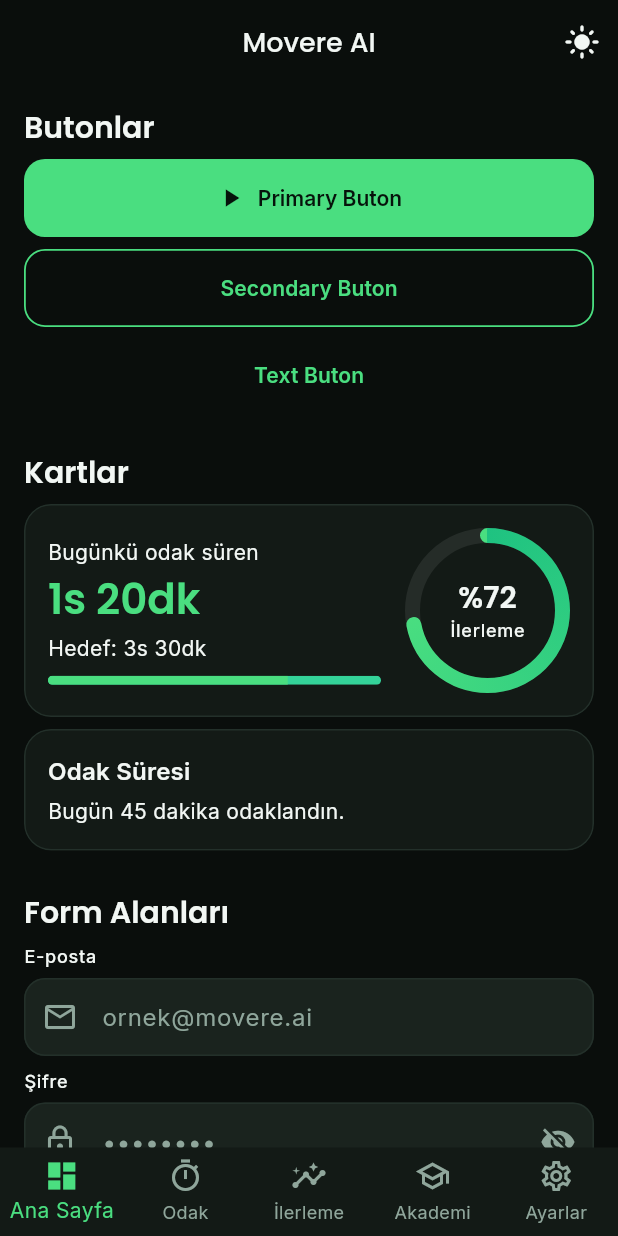
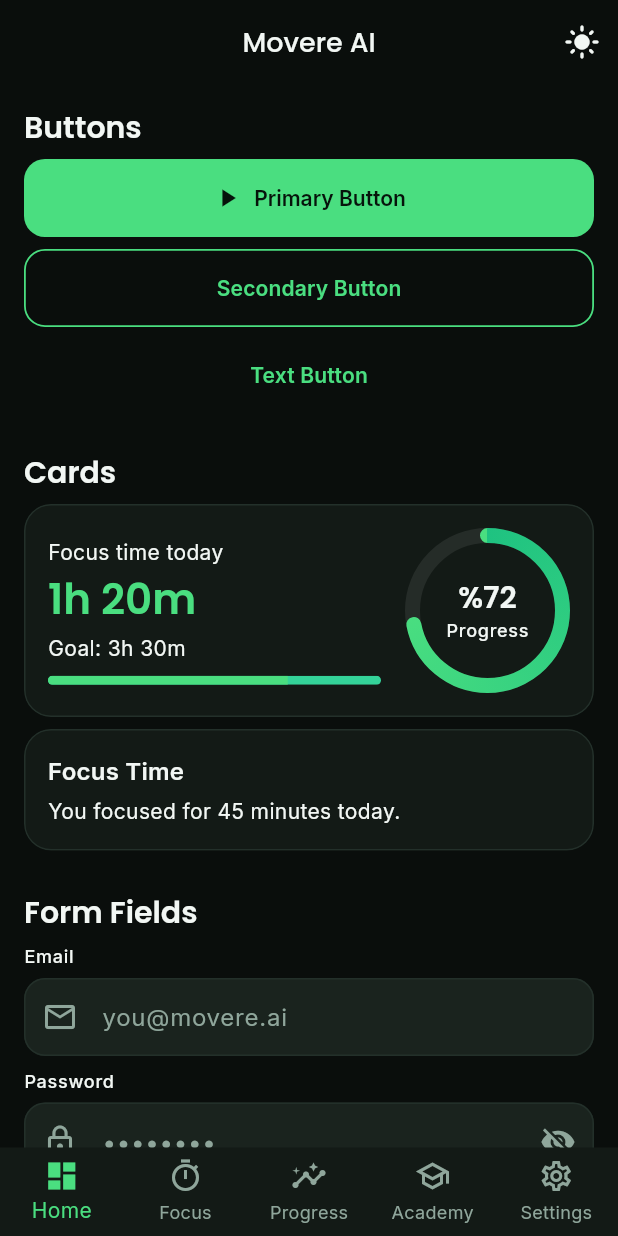
Before and after one commit to dicleozgendev/movere-ai, a Flutter app: the screen it shows after launch, on a phone screen of 412 x 824 dp. Run offline on Flutter 3.47's test engine with Material 3 defaults, Android fonts, the phone set to English and light mode, and no system bars; our stand-ins replace flutter_riverpod, google_fonts.

Commit message:
extract theme provider, fix loading spinner color, english ui copy

```diff
--- /dev/null
+++ b/lib/core/theme/theme_provider.dart
@@ -0,0 +1,6 @@
+import 'package:flutter/material.dart';
+import 'package:flutter_riverpod/flutter_riverpod.dart';
+
+/// Uygulamanın tema tercihi. Varsayılan dark: Move Beyond kimliğinin doğal hali.
+/// Sprint 5'te Settings sayfasındaki anahtara bağlanacak.
+final themeModeProvider = StateProvider<ThemeMode>((ref) => ThemeMode.dark);
--- a/lib/core/widgets/movere_button.dart
+++ b/lib/core/widgets/movere_button.dart
@@ -39,10 +39,17 @@
     final VoidCallback? effectiveOnPressed = isLoading ? null : onPressed;
 
     final Widget child = isLoading
-        ? const SizedBox(
+        ? SizedBox(
             width: 22,
             height: 22,
-            child: CircularProgressIndicator(strokeWidth: 2.5),
+            child: CircularProgressIndicator(
+              strokeWidth: 2.5,
+              // Primary butonun zemini de yeşil; spinner aynı renkte olursa
+              // görünmez. Zeminin "üstü" için tanımlı rengi kullanıyoruz.
+              color: variant == MovereButtonVariant.primary
+                  ? Theme.of(context).colorScheme.onPrimary
+                  : Theme.of(context).colorScheme.primary,
+            ),
           )
         : (icon == null
             ? Text(label)
--- a/lib/core/widgets/movere_navigation.dart
+++ b/lib/core/widgets/movere_navigation.dart
@@ -51,27 +51,27 @@
         BottomNavigationBarItem(
           icon: Icon(Icons.dashboard_outlined),
           activeIcon: Icon(Icons.dashboard),
-          label: 'Ana Sayfa',
+          label: 'Home',
         ),
         BottomNavigationBarItem(
           icon: Icon(Icons.timer_outlined),
           activeIcon: Icon(Icons.timer),
-          label: 'Odak',
+          label: 'Focus',
         ),
         BottomNavigationBarItem(
           icon: Icon(Icons.insights_outlined),
           activeIcon: Icon(Icons.insights),
-          label: 'İlerleme',
+          label: 'Progress',
         ),
         BottomNavigationBarItem(
           icon: Icon(Icons.school_outlined),
           activeIcon: Icon(Icons.school),
-          label: 'Akademi',
+          label: 'Academy',
         ),
         BottomNavigationBarItem(
           icon: Icon(Icons.settings_outlined),
           activeIcon: Icon(Icons.settings),
-          label: 'Ayarlar',
+          label: 'Settings',
         ),
       ],
     );
--- a/lib/core/widgets/movere_progress_ring.dart
+++ b/lib/core/widgets/movere_progress_ring.dart
@@ -98,11 +98,11 @@
       ..style = PaintingStyle.stroke
       ..strokeWidth = strokeWidth
       ..strokeCap = StrokeCap.round
-      ..shader = const SweepGradient(
+      ..shader = SweepGradient(
         startAngle: -math.pi / 2,
         endAngle: -math.pi / 2 + 2 * math.pi,
         colors: AppColors.brandGradient,
-        transform: GradientRotation(-math.pi / 2),
+        transform: const GradientRotation(-math.pi / 2),
       ).createShader(rect);
     canvas.drawArc(rect, -math.pi / 2, sweep, false, arc);
   }
--- a/lib/core/widgets/widget_showcase_screen.dart
+++ b/lib/core/widgets/widget_showcase_screen.dart
@@ -1,7 +1,7 @@
 import 'package:flutter/material.dart';
 import 'package:flutter_riverpod/flutter_riverpod.dart';
 
-import '../../main.dart' show themeModeProvider;
+import '../theme/theme_provider.dart';
 import '../constants/app_constants.dart';
 import 'movere_button.dart';
 import 'movere_card.dart';
@@ -54,30 +54,30 @@
       body: ListView(
         padding: const EdgeInsets.all(AppConstants.spacingMd),
         children: [
-          Text('Butonlar', style: Theme.of(context).textTheme.headlineMedium),
+          Text('Buttons', style: Theme.of(context).textTheme.headlineMedium),
           const SizedBox(height: AppConstants.spacingSm),
           MovereButton(
-            label: 'Primary Buton',
+            label: 'Primary Button',
             icon: Icons.play_arrow,
             onPressed: _simulateLoading,
             isLoading: _demoLoading,
           ),
           const SizedBox(height: AppConstants.spacingSm),
           MovereButton(
-            label: 'Secondary Buton',
+            label: 'Secondary Button',
             variant: MovereButtonVariant.secondary,
             onPressed: () {},
           ),
           const SizedBox(height: AppConstants.spacingSm),
           MovereButton(
-            label: 'Text Buton',
+            label: 'Text Button',
             variant: MovereButtonVariant.text,
             fullWidth: false,
             onPressed: () {},
           ),
           const SizedBox(height: AppConstants.spacingLg),
 
-          Text('Kartlar', style: Theme.of(context).textTheme.headlineMedium),
+          Text('Cards', style: Theme.of(context).textTheme.headlineMedium),
           const SizedBox(height: AppConstants.spacingSm),
           // Tasarımdaki "Bugünkü odak süren" kartının component demosu.
           // Sprint 2'de dashboard bu kartı gerçek verilerle kuracak.
@@ -88,30 +88,30 @@
                   child: Column(
                     crossAxisAlignment: CrossAxisAlignment.start,
                     children: [
-                      Text('Bugünkü odak süren',
-                          style: Theme.of(context).textTheme.bodyMedium,),
+                      Text('Focus time today',
+                          style: Theme.of(context).textTheme.bodyMedium),
                       const SizedBox(height: 4),
-                      Text('1s 20dk',
+                      Text('1h 20m',
                           style: Theme.of(context)
                               .textTheme
                               .displayMedium
                               ?.copyWith(
                                 color: Theme.of(context).colorScheme.primary,
-                              ),),
+                              )),
                       const SizedBox(height: 4),
-                      Text('Hedef: 3s 30dk',
-                          style: Theme.of(context).textTheme.bodyMedium,),
+                      Text('Goal: 3h 30m',
+                          style: Theme.of(context).textTheme.bodyMedium),
                       const SizedBox(height: AppConstants.spacingSm),
                       ClipRRect(
                         borderRadius: BorderRadius.circular(99),
                         child: const LinearProgressIndicator(
-                            value: 0.72, minHeight: 6,),
+                            value: 0.72, minHeight: 6),
                       ),
                     ],
                   ),
                 ),
                 const SizedBox(width: AppConstants.spacingMd),
-                const MovereProgressRing(progress: 0.72, label: 'İlerleme'),
+                const MovereProgressRing(progress: 0.72, label: 'Progress'),
               ],
             ),
           ),
@@ -121,36 +121,36 @@
             child: Column(
               crossAxisAlignment: CrossAxisAlignment.start,
               children: [
-                Text('Odak Süresi',
-                    style: Theme.of(context).textTheme.titleMedium,),
+                Text('Focus Time',
+                    style: Theme.of(context).textTheme.titleMedium),
                 const SizedBox(height: 4),
-                Text('Bugün 45 dakika odaklandın.',
-                    style: Theme.of(context).textTheme.bodyMedium,),
+                Text('You focused for 45 minutes today.',
+                    style: Theme.of(context).textTheme.bodyMedium),
               ],
             ),
           ),
           const SizedBox(height: AppConstants.spacingLg),
 
-          Text('Form Alanları',
-              style: Theme.of(context).textTheme.headlineMedium,),
+          Text('Form Fields',
+              style: Theme.of(context).textTheme.headlineMedium),
           const SizedBox(height: AppConstants.spacingSm),
           const MovereTextField(
-            label: 'E-posta',
-            hint: 'ornek@movere.ai',
+            label: 'Email',
+            hint: 'you@movere.ai',
             prefixIcon: Icons.mail_outline,
             keyboardType: TextInputType.emailAddress,
           ),
           const SizedBox(height: AppConstants.spacingSm),
           const MovereTextField(
-            label: 'Şifre',
+            label: 'Password',
             hint: '••••••••',
             prefixIcon: Icons.lock_outline,
             obscureText: true,
           ),
           const SizedBox(height: AppConstants.spacingLg),
 
-          Text('Yükleme Durumları',
-              style: Theme.of(context).textTheme.headlineMedium,),
+          Text('Loading States',
+              style: Theme.of(context).textTheme.headlineMedium),
           const SizedBox(height: AppConstants.spacingSm),
           const MovereCard(
             child: Column(
@@ -165,7 +165,7 @@
             ),
           ),
           const SizedBox(height: AppConstants.spacingMd),
-          const SizedBox(height: 80, child: MovereLoading(message: 'Yükleniyor...')),
+          const SizedBox(height: 80, child: MovereLoading(message: 'Loading...')),
         ],
       ),
       bottomNavigationBar: MovereBottomNav(
```
Also changed, not shown: 1 other file.
